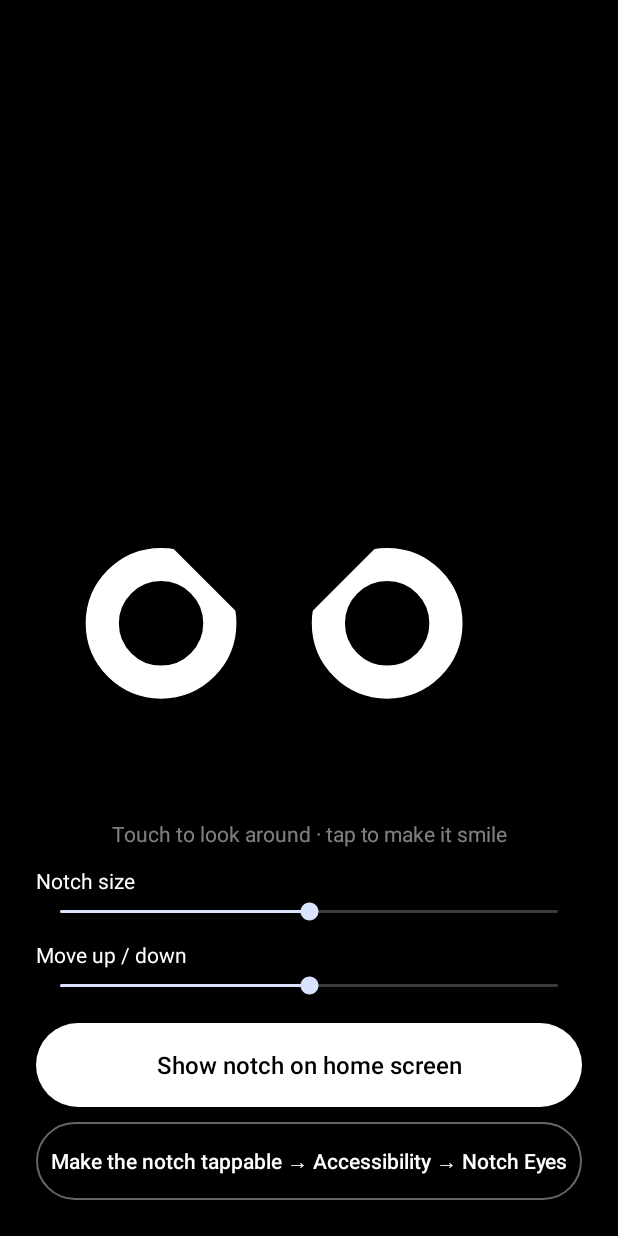
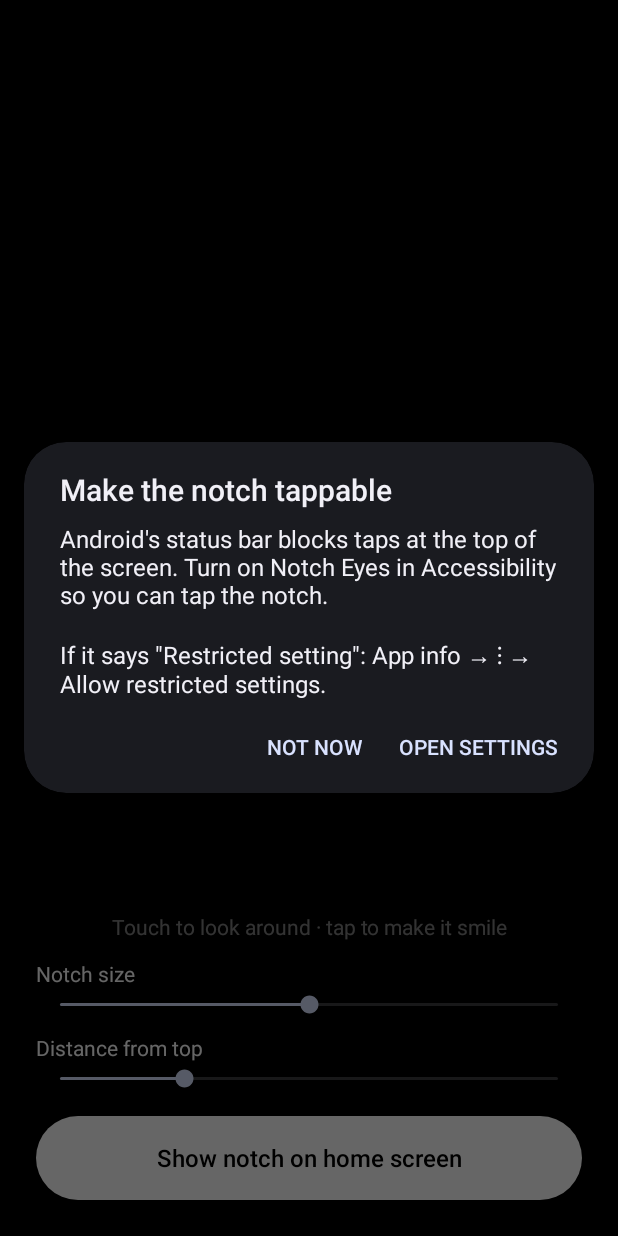
Before and after one commit to imyuesei/Monolith-Ai, an Android app: the screen it shows after launch (MainActivity), after a tap on "Show notch on home screen", on a phone screen of 412 x 824 dp. Run offline under Robolectric (Android 15) with nearby library versions, the phone set to English and light mode, and no system bars.

Commit message:
Restore the centered notch and original app screen
- Bring back the centered pill from before the camera layout, keeping
  the black-bar ring eyes
- Restore the original app screen; tapping Show notch now offers to turn
  on the accessibility layer that makes the notch tappable

Co-Authored-By: Claude Opus 5.5 <noreply@anthropic.com>
Claude-Session: https://claude.ai/code/session_01TPZcnDUSSbVNPKob9DJ8Vi

```diff
--- a/app/src/main/java/com/monolith/notcheyes/MainActivity.java
+++ b/app/src/main/java/com/monolith/notcheyes/MainActivity.java
@@ -2,6 +2,7 @@ package com.monolith.notcheyes;
 
 import android.Manifest;
 import android.app.Activity;
+import android.app.AlertDialog;
 import android.content.Intent;
 import android.content.SharedPreferences;
 import android.content.pm.PackageManager;
@@ -24,9 +25,9 @@ public class MainActivity extends Activity {
 
     private SharedPreferences prefs;
     private Button toggle;
-    private Button tapFix;
     private LinearLayout panel;
     private boolean pendingStart;
+    private boolean askedAccessibility;
 
     @Override
     protected void onCreate(Bundle savedInstanceState) {
@@ -54,8 +55,8 @@ public class MainActivity extends Activity {
 
         panel.addView(label("Notch size"));
         panel.addView(slider("size", 50));
-        panel.addView(label("Move up / down"));
-        panel.addView(slider("offset", 50));
+        panel.addView(label("Distance from top"));
+        panel.addView(slider("offset", 25));
 
         toggle = new Button(this);
         toggle.setAllCaps(false);
@@ -73,22 +74,6 @@ public class MainActivity extends Activity {
             if (prefs.getBoolean("enabled", false)) stopNotch();
             else startNotch();
         });
-
-        tapFix = new Button(this);
-        tapFix.setAllCaps(false);
-        tapFix.setTextColor(Color.WHITE);
-        tapFix.setTextSize(TypedValue.COMPLEX_UNIT_SP, 14);
-        GradientDrawable tapBg = new GradientDrawable();
-        tapBg.setColor(Color.TRANSPARENT);
-        tapBg.setStroke(dp(1), 0x66FFFFFF);
-        tapBg.setCornerRadius(dp(28));
-        tapFix.setBackground(tapBg);
-        LinearLayout.LayoutParams tlp = new LinearLayout.LayoutParams(
-                ViewGroup.LayoutParams.MATCH_PARENT, dp(52));
-        tlp.topMargin = dp(10);
-        panel.addView(tapFix, tlp);
-        tapFix.setOnClickListener(v -> startActivity(
-                new Intent(Settings.ACTION_ACCESSIBILITY_SETTINGS)));
 
         root.addView(panel, new FrameLayout.LayoutParams(
                 ViewGroup.LayoutParams.MATCH_PARENT, ViewGroup.LayoutParams.WRAP_CONTENT,
@@ -116,9 +101,25 @@ public class MainActivity extends Activity {
     }
 
     private void startNotch() {
+        // the accessibility layer sits above the status bar, which is what makes the notch tappable
         if (NotchAccessibilityService.isRunning()) {
             prefs.edit().putBoolean("enabled", true).apply();
             refresh();
+            return;
+        }
+        if (!askedAccessibility) {
+            askedAccessibility = true;
+            new AlertDialog.Builder(this)
+                    .setTitle("Make the notch tappable")
+                    .setMessage("Android's status bar blocks taps at the top of the screen. "
+                            + "Turn on Notch Eyes in Accessibility so you can tap the notch.\n\n"
+                            + "If it says \"Restricted setting\": App info → ⋮ → Allow restricted settings.")
+                    .setPositiveButton("Open settings", (d, w) -> {
+                        prefs.edit().putBoolean("enabled", true).apply();
+                        startActivity(new Intent(Settings.ACTION_ACCESSIBILITY_SETTINGS));
+                    })
+                    .setNegativeButton("Not now", (d, w) -> startNotch())
+                    .show();
             return;
         }
         if (!Settings.canDrawOverlays(this)) {
@@ -143,12 +144,7 @@ public class MainActivity extends Activity {
     }
 
     private void refresh() {
-        boolean on = prefs.getBoolean("enabled", false);
-        toggle.setText(on ? "Hide notch" : "Show notch on home screen");
-        boolean acc = NotchAccessibilityService.isRunning();
-        tapFix.setText(acc ? "✓ Tapping enabled (Accessibility on)"
-                : "Make the notch tappable → Accessibility → Notch Eyes");
-        tapFix.setAlpha(acc ? 0.5f : 1f);
+        toggle.setText(prefs.getBoolean("enabled", false) ? "Hide notch" : "Show notch on home screen");
     }
 
     private TextView label(String s) {
```
Also changed, not shown: app/src/main/java/com/monolith/notcheyes/NotchController.java (+39 -140 lines).
